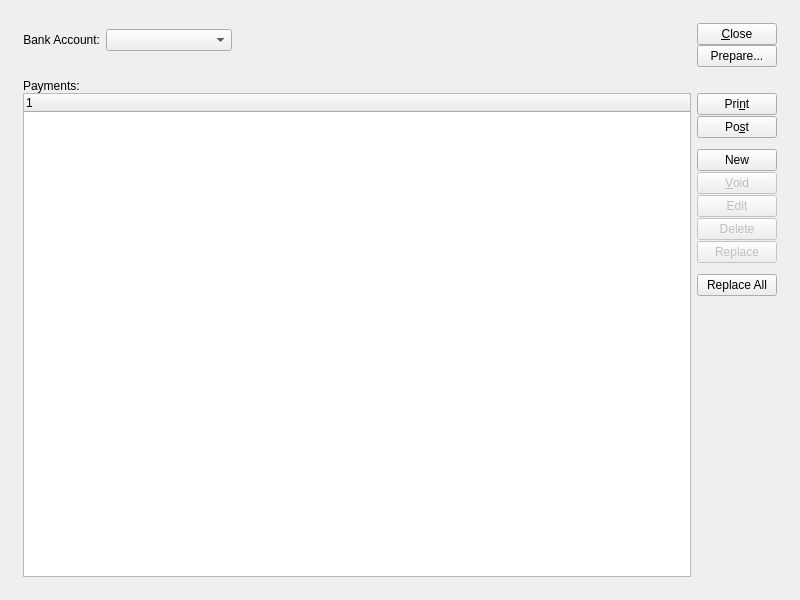
Before: the Qt Designer form guiclient/viewCheckRun.ui in Pegasus-RPG/xtuple-client, drawn with Qt 5.
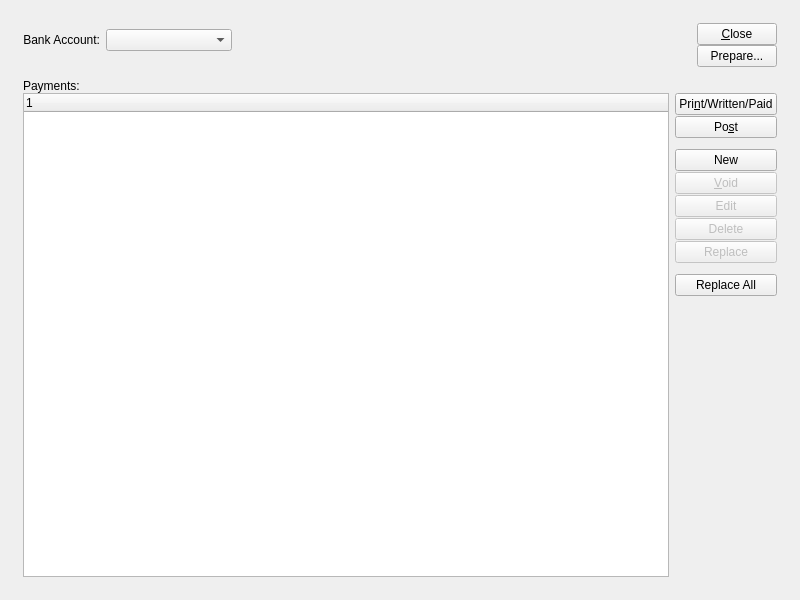
After: the same form once the commit is applied. Custom widgets are drawn as their Qt base class.

Commit message: Make Print button more generic on check run tab

```diff
--- a/guiclient/viewCheckRun.ui
+++ b/guiclient/viewCheckRun.ui
@@ -206,7 +206,7 @@
                  <bool>true</bool>
                 </property>
                 <property name="text" >
-                 <string>Pri&amp;nt</string>
+                 <string>Pri&amp;nt/Written/Paid</string>
                 </property>
                </widget>
               </item>
```
